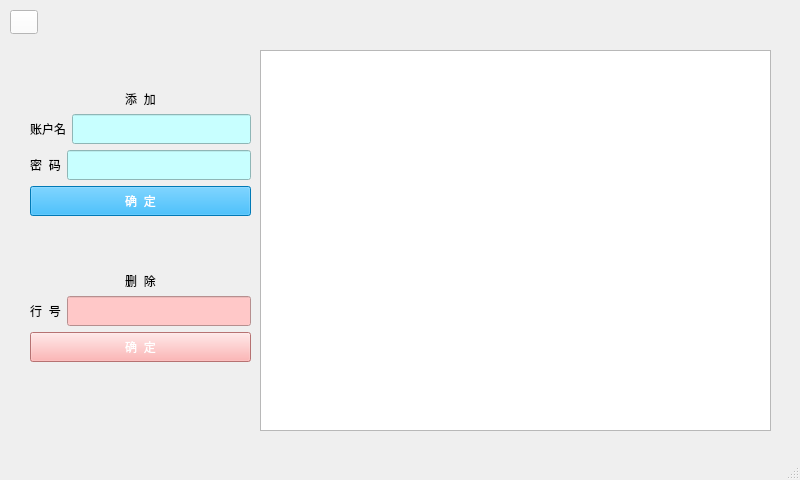
First picture: the form in staffmanagementwindow.ui, repository cbt-98/Supermarket-Management-System, before the edit.
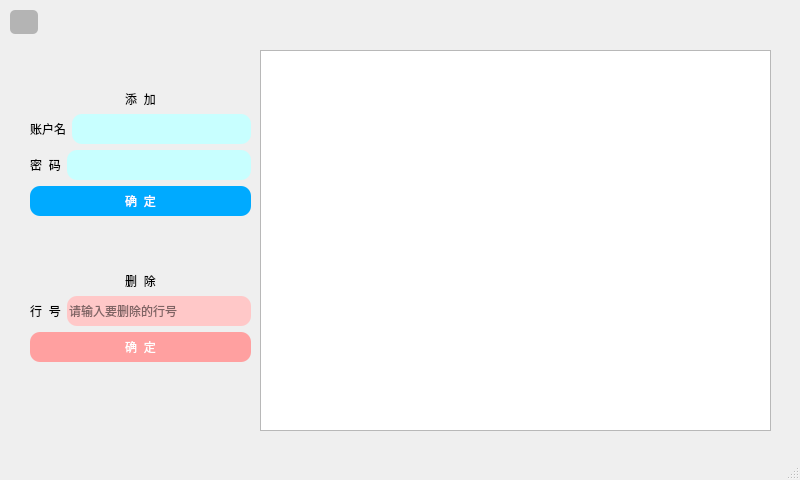
Second picture: the form after the edit. Icons and pictures are not drawn.

The edit to the form file:
```diff
--- a/staffmanagementwindow.ui
+++ b/staffmanagementwindow.ui
@@ -24,7 +24,8 @@
      </rect>
     </property>
     <property name="styleSheet">
-     <string notr="true">background-color: rgb(255, 255, 255);</string>
+     <string notr="true">background-color: rgb(180, 180, 180);
+border-radius:5px;</string>
     </property>
     <property name="text">
      <string/>
@@ -130,7 +131,8 @@
            <property name="styleSheet">
             <string notr="true">color: rgb(0, 0, 0);
 background-color: rgb(200, 255, 255);
-font: 12pt &quot;黑体&quot;;</string>
+font: 12pt &quot;黑体&quot;;
+border-radius:10px;</string>
            </property>
            <property name="placeholderText">
             <string/>
@@ -178,7 +180,8 @@
            <property name="styleSheet">
             <string notr="true">color: rgb(0, 0, 0);
 background-color: rgb(200, 255, 255);
-font: 12pt &quot;黑体&quot;;</string>
+font: 12pt &quot;黑体&quot;;
+border-radius:10px;</string>
            </property>
           </widget>
          </item>
@@ -201,7 +204,9 @@
          <property name="styleSheet">
           <string notr="true">font: 12pt &quot;黑体&quot;;
 background-color: rgb(0, 170, 255);
-color: rgb(255, 255, 255);</string>
+color: rgb(255, 255, 255);
+border-radius:10px;
+</string>
          </property>
          <property name="text">
           <string>确  定</string>
@@ -287,7 +292,11 @@
            <property name="styleSheet">
             <string notr="true">color: rgb(0, 0, 0);
 background-color: rgb(255, 200, 200);
-font: 10pt &quot;黑体&quot;;</string>
+font: 10pt &quot;黑体&quot;;
+border-radius:10px;</string>
+           </property>
+           <property name="placeholderText">
+            <string>请输入要删除的行号</string>
            </property>
           </widget>
          </item>
@@ -310,7 +319,8 @@
          <property name="styleSheet">
           <string notr="true">font: 12pt &quot;黑体&quot;;
 background-color: rgb(255, 160, 160);
-color: rgb(255, 255, 255);</string>
+color: rgb(255, 255, 255);
+border-radius:10px;</string>
          </property>
          <property name="text">
           <string>确  定</string>
```
